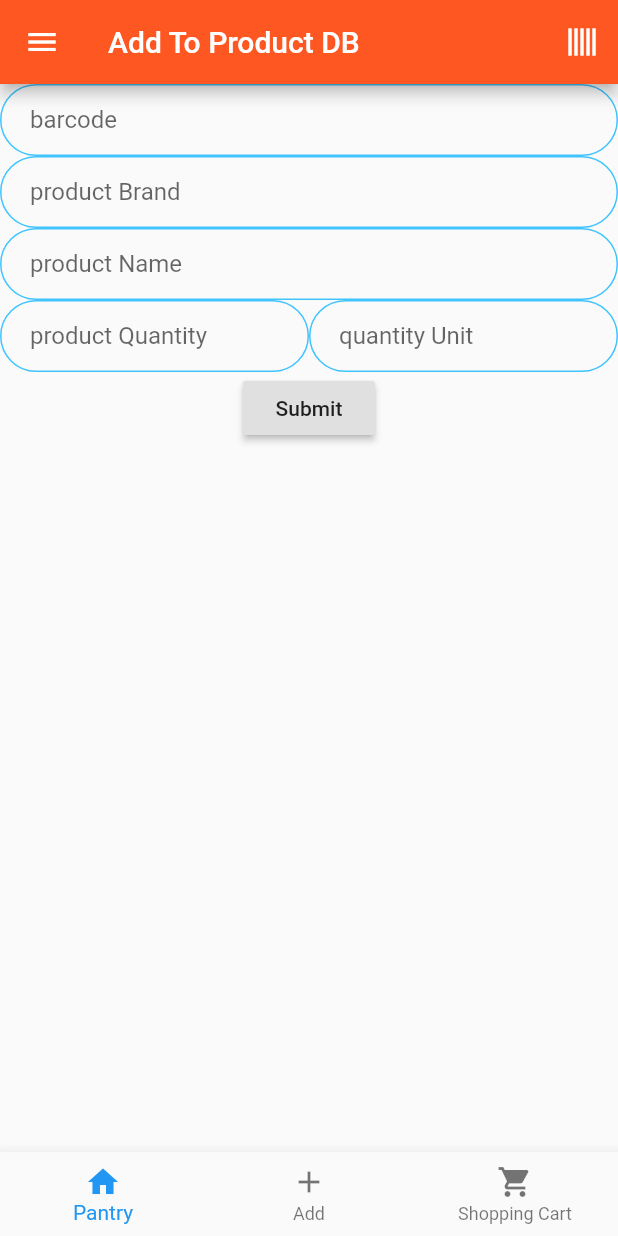
After one commit to lainshiHenry/bearserk-pantry, a Flutter app: the AddProductDatabase screen opened by its route, on a phone screen of 412 x 824 dp. The commit adds this screen. Run offline on Flutter 3.47's test engine with Material 2 defaults, Android fonts, the phone set to English and light mode, and no system bars; our stand-ins replace cloud_firestore; missing offline and left inert: barcode_scan, strings; accounts and stored records are empty.

Commit message:
Add product to DB menu implemented

```diff
--- a/lib/main.dart
+++ b/lib/main.dart
@@ -1,4 +1,5 @@
 import 'package:bearserkpantry/screens/add_pantry_Item.dart';
+import 'package:bearserkpantry/screens/add_product_database.dart';
 import 'package:bearserkpantry/screens/unit_converter.dart';
 import 'package:bearserkpantry/services/add_via_barcode.dart';
 import 'package:bearserkpantry/utilities/constants.dart';
@@ -34,8 +35,8 @@ class MyApp extends StatelessWidget {
         ShoppingList.id: (context) => ShoppingList(),
         StorageArea.id: (context) => StorageArea(),
         UnitConverter.id: (context) => UnitConverter(),
-        AddViaBarcode.id: (context) => AddViaBarcode(),
         AddPantryItem.id: (context) => AddPantryItem(),
+        AddProductDatabase.id: (context) => AddProductDatabase(),
       },
     );
   }
--- /dev/null
+++ b/lib/screens/add_product_database.dart
@@ -0,0 +1,173 @@
+import 'package:bearserkpantry/services/add_via_barcode.dart';
+import 'package:bearserkpantry/utilities/bottom_nav_bar.dart';
+import 'package:flutter/material.dart';
+import 'package:bearserkpantry/utilities/app_drawer.dart';
+import 'dart:math';
+import 'package:bearserkpantry/utilities/constants.dart';
+import 'package:bearserkpantry/services/stream_builder_functions.dart';
+
+class AddProductDatabase extends StatefulWidget {
+  static String id = 'add_product_database';
+  @override
+  _AddProductDatabaseState createState() => _AddProductDatabaseState();
+}
+
+class _AddProductDatabaseState extends State<AddProductDatabase> {
+  String _errorMessage;
+  bool _gotError = false;
+  String _returnedMessage;
+  String _itemBarcode;
+  String _itemProductBrand;
+  String _itemProductName;
+  int _itemProductQuantity;
+  String _itemProductQuantityUnit;
+  TextEditingController _barcodeTextEditingController = TextEditingController();
+  TextEditingController _productBrandTextEditingController =
+      TextEditingController();
+  TextEditingController _productNameTextEditingController =
+      TextEditingController();
+  TextEditingController _productQuantityTextEditingController =
+      TextEditingController();
+  TextEditingController _quantityUnitTextEditingController =
+      TextEditingController();
+
+  void runBCScan() async {
+    _itemBarcode = await runBarcodeScan();
+    setState(() {
+      _barcodeTextEditingController.text = _itemBarcode;
+    });
+  }
+
+  @override
+  void dispose() {
+    _barcodeTextEditingController.dispose();
+    _productBrandTextEditingController.dispose();
+    _productNameTextEditingController.dispose();
+    _productQuantityTextEditingController.dispose();
+    _quantityUnitTextEditingController.dispose();
+    super.dispose();
+  }
+
+  @override
+  Widget build(BuildContext context) {
+    return Scaffold(
+      drawer: AppDrawer(),
+      bottomNavigationBar: BottomNavBar(),
+      appBar: AppBar(
+        title: Text('Add To Product DB'),
+        actions: <Widget>[
+          IconButton(
+              icon: Transform.rotate(
+                child: Icon(
+                  Icons.format_align_justify,
+                  color: Colors.white,
+                ),
+                angle: pi / 2,
+              ),
+              onPressed: () {
+                runBCScan();
+              })
+        ],
+      ),
+      body: Column(
+        children: <Widget>[
+          TextField(
+            controller: _barcodeTextEditingController,
+            decoration: kTextFieldDecoration.copyWith(hintText: 'barcode'),
+            onChanged: (value) {
+              _itemBarcode = value;
+            },
+          ),
+          TextField(
+            controller: _productBrandTextEditingController,
+            decoration:
+                kTextFieldDecoration.copyWith(hintText: 'product Brand'),
+            onChanged: (value) {
+              _itemProductBrand = value;
+            },
+          ),
+          TextField(
+            controller: _productNameTextEditingController,
+            decoration: kTextFieldDecoration.copyWith(hintText: 'product Name'),
+            onChanged: (value) {
+              _itemProductName = value;
+            },
+          ),
+          Row(
+            children: <Widget>[
+              Expanded(
+                child: TextField(
+                  controller: _productQuantityTextEditingController,
+                  decoration: kTextFieldDecoration.copyWith(
+                      hintText: 'product Quantity'),
+                  onChanged: (value) {
+                    _itemProductQuantity = int.parse(value);
+                  },
+                ),
+              ),
+              Expanded(
+                child: TextField(
+                  controller: _quantityUnitTextEditingController,
+                  decoration:
+                      kTextFieldDecoration.copyWith(hintText: 'quantity Unit'),
+                  onChanged: (value) {
+                    _itemProductQuantityUnit = value;
+                  },
+                ),
+              ),
+            ],
+          ),
+          _gotError
+              ? Container(
+                  child: Center(
+                    child: Text(
+                      _errorMessage,
+                      style: kErrorMessageTextDecoration,
+                    ),
+                  ),
+                )
+              : SizedBox(
+                  height: 0,
+                ),
+          _gotError
+              ? SizedBox(
+                  height: 10.0,
+                )
+              : SizedBox(
+                  height: 0.0,
+                ),
+          RaisedButton(
+            child: Text('Submit'),
+            onPressed: () async {
+              print(_itemBarcode);
+              print(_itemProductName);
+              print(_itemProductBrand);
+              print(_itemProductQuantity);
+              print(_itemProductQuantityUnit);
+              _returnedMessage = await addToProductDB(
+                barcode: _itemBarcode,
+                productName: _itemProductName,
+                productBrand: _itemProductBrand,
+                productQuantity: _itemProductQuantity,
+                quantityUnit: _itemProductQuantityUnit,
+              );
+              if (_returnedMessage != null) {
+                _gotError = true;
+                setState(() {
+                  _errorMessage = _returnedMessage;
+                });
+              } else {
+                _gotError = false;
+                _productNameTextEditingController.clear();
+                _productBrandTextEditingController.clear();
+                _barcodeTextEditingController.clear();
+                _productQuantityTextEditingController.clear();
+                _quantityUnitTextEditingController.clear();
+              }
+            },
+          ),
+        ],
+      ),
+    );
+  }
+}
--- a/lib/screens/all_items.dart
+++ b/lib/screens/all_items.dart
@@ -1,12 +1,11 @@
 import 'package:bearserkpantry/screens/add_pantry_Item.dart';
-import 'package:bearserkpantry/services/add_via_barcode.dart';
+
 import 'package:bearserkpantry/services/build_list.dart';
 import 'package:bearserkpantry/utilities/bottom_nav_bar.dart';
 import 'package:flutter/cupertino.dart';
 import 'package:flutter/material.dart';
 import 'package:bearserkpantry/utilities/constants.dart';
 import 'package:bearserkpantry/utilities/app_drawer.dart';
-import 'dart:math';
 
 class AllItems extends StatefulWidget {
   static String id = 'all_items';
@@ -34,7 +33,6 @@ class _AllItemsState extends State<AllItems> {
               children: <Widget>[
                 RaisedButton(
                   onPressed: () {
-                    addViaBarcode = false;
                     Navigator.pushNamed(context, AddPantryItem.id);
                   },
                   child: Text('Add'),
--- a/lib/screens/shopping_list.dart
+++ b/lib/screens/shopping_list.dart
@@ -21,7 +21,6 @@ class _ShoppingListState extends State<ShoppingList> {
 
   @override
   void dispose() {
-    // TODO: implement dispose
     _itemNameEditingController.dispose();
     _itemQtyEditingController.dispose();
     _itemStoreNameEditingController.dispose();
--- /dev/null
+++ b/lib/services/stream_data.dart
@@ -0,0 +1,6 @@
+import 'package:flutter/material.dart';
+import 'package:bearserkpantry/utilities/dismissible_list_item.dart';
+import 'package:bearserkpantry/utilities/pantry_list_view.dart';
+
+List<DismissibleListItem> userShoppingListStream;
+List<PantryListView> userPantryListStream;
--- a/lib/utilities/app_drawer.dart
+++ b/lib/utilities/app_drawer.dart
@@ -1,3 +1,4 @@
+import 'package:bearserkpantry/screens/add_product_database.dart';
 import 'package:bearserkpantry/screens/unit_converter.dart';
 import 'package:flutter/material.dart';
 import 'constants.dart';
@@ -59,6 +60,11 @@ class AppDrawer extends StatelessWidget {
             navItemName: 'Unit Converter',
             destination: UnitConverter.id,
           ),
+          NavigationItem(
+            navItemName: 'Add To Product DB',
+            destination: AddProductDatabase.id,
+            leftIcon: Icons.sd_storage,
+          ),
         ],
       ),
     );
--- a/lib/utilities/constants.dart
+++ b/lib/utilities/constants.dart
@@ -18,3 +18,8 @@ const kTextFieldDecoration = InputDecoration(
     borderRadius: BorderRadius.all(Radius.circular(32.0)),
   ),
 );
+
+const kErrorMessageTextDecoration = TextStyle(
+  color: Colors.red,
+  fontWeight: FontWeight.bold,
+);
```
Also changed, not shown: lib/screens/add_pantry_Item.dart (+0 -10 lines), lib/services/add_via_barcode.dart (+0 -20 lines), lib/services/stream_builder_functions.dart (+40 -5 lines).
